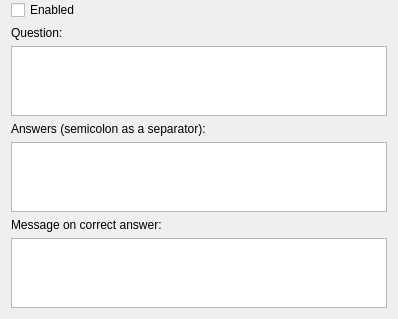
euroelessar/qutim, file antispam/src/settingswidget.ui: the form before one commit.
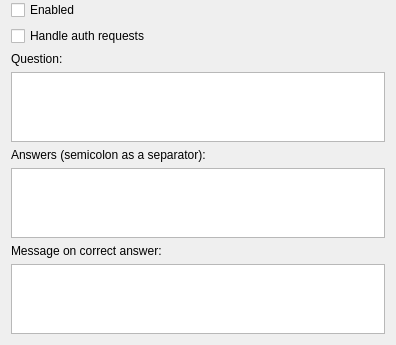
The form after the commit.

The edit to the form file:
```diff
--- a/antispam/src/settingswidget.ui
+++ b/antispam/src/settingswidget.ui
@@ -6,8 +6,8 @@
    <rect>
     <x>0</x>
     <y>0</y>
-    <width>398</width>
-    <height>298</height>
+    <width>396</width>
+    <height>311</height>
    </rect>
   </property>
   <property name="windowTitle">
@@ -24,6 +24,13 @@
      </property>
     </widget>
    </item>
+   <item>
+    <widget class="QCheckBox" name="authHandleBox">
+     <property name="text">
+      <string>Handle auth requests</string>
+     </property>
+    </widget>
+   </item>
    <item>
     <widget class="QLabel" name="label">
      <property name="text">
```
